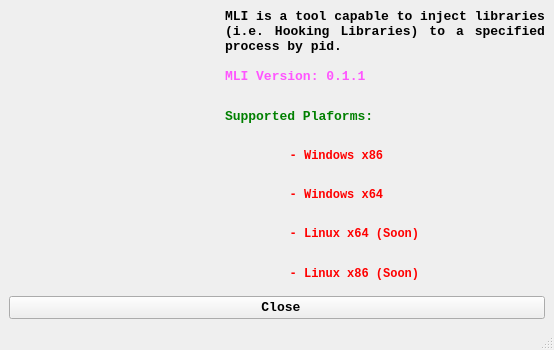
First picture: the form in src/about.ui, repository miladkahsarialhadi/MLI, before the edit.
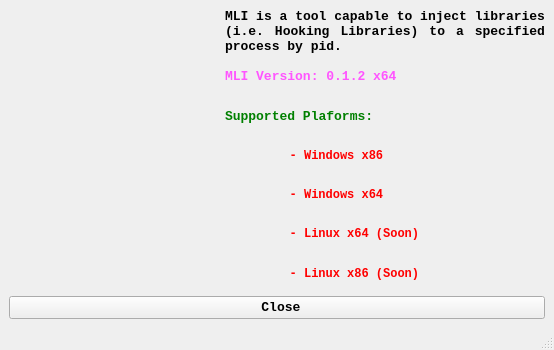
Second picture: the form after the edit. Icons and pictures are not drawn.

```diff
--- a/src/about.ui
+++ b/src/about.ui
@@ -72,7 +72,7 @@
              <string notr="true">color:rgb(255, 85, 255)</string>
             </property>
             <property name="text">
-             <string>MLI Version: 0.1.1</string>
+             <string>MLI Version: 0.1.2 x64</string>
             </property>
            </widget>
           </item>
```
